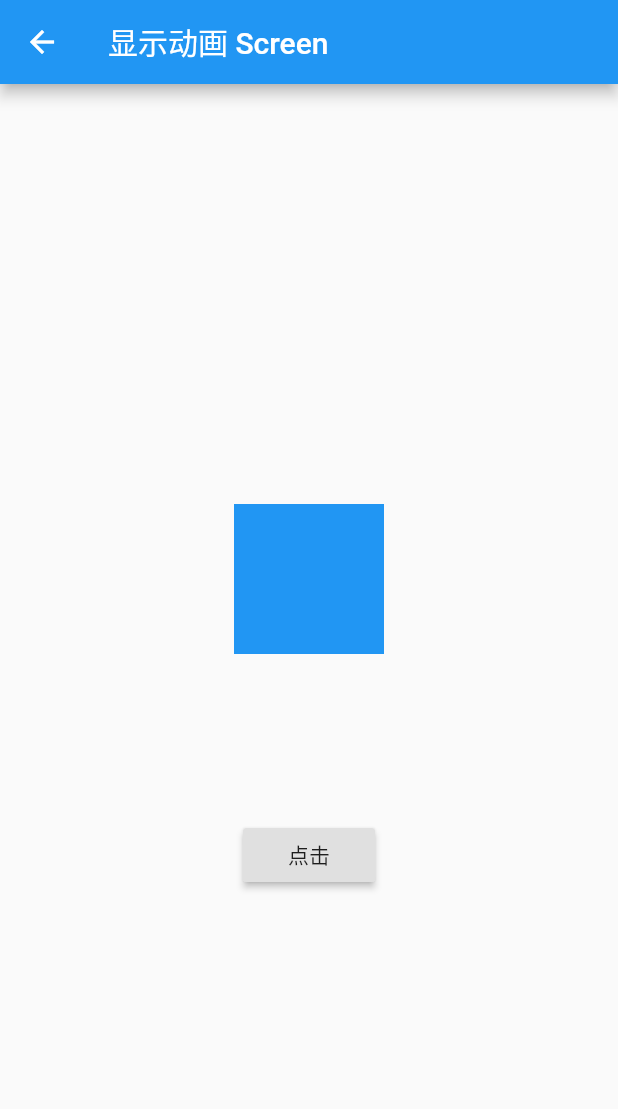
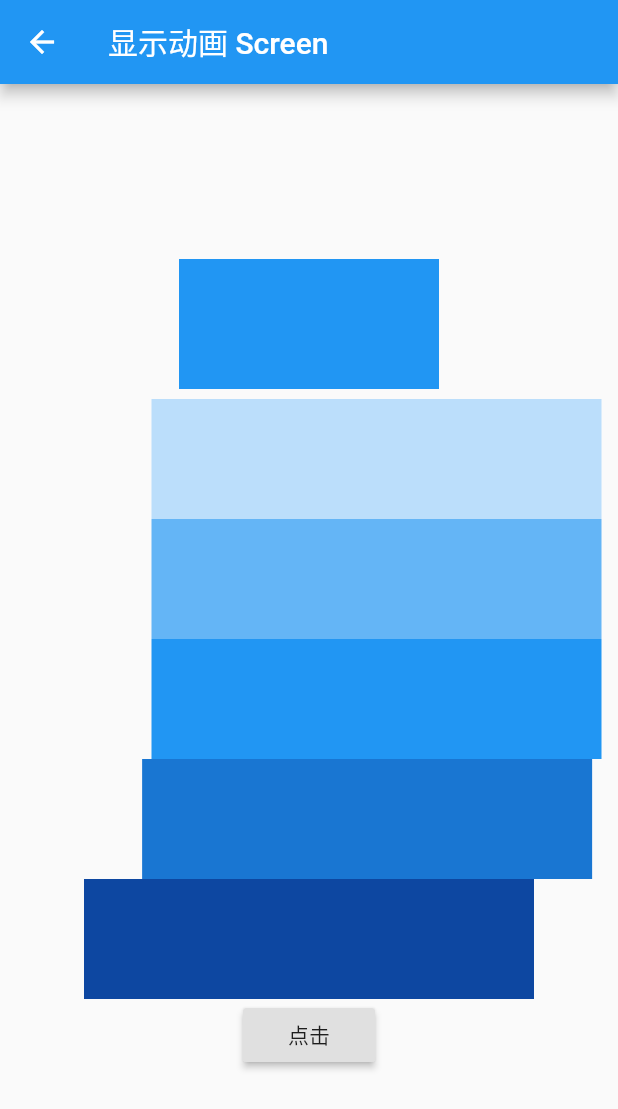
Before and after one commit to wds1204/flutter_app, a Flutter app: the TranstionPage screen opened by its route, on a phone screen of 412 x 824 dp. Shown: the top 1109 px of the screen. Run offline on Flutter 3.47's test engine with Material 2 defaults, Android fonts, the phone set to English and light mode, and no system bars; network calls fail.

Commit message:
SlideTransition交叉动画，管理区间和曲线

```diff
--- a/lib/TranstionPage.dart
+++ b/lib/TranstionPage.dart
@@ -9,29 +9,31 @@ class TranstionPage extends StatefulWidget {
   }
 }
 
-class _TranstionPageState extends State<TranstionPage> with SingleTickerProviderStateMixin {
+class _TranstionPageState extends State<TranstionPage>
+    with SingleTickerProviderStateMixin {
   AnimationController _controller;
-  bool open=false;
+  bool open = false;
+
   @override
   void initState() {
     // TODO: implement initState
     super.initState();
-    _controller=AnimationController(
-      duration: Duration(seconds: 1),
+    _controller = AnimationController(
+      duration: Duration(milliseconds: 1500),
 //      lowerBound: 0.5,
 //      upperBound:1.0,
-      vsync:this,
-    );
+      vsync: this,
+    )..repeat(reverse:true);
     _controller.addListener(() {
       print("${_controller.value}");
     });
   }
+
   @override
   void dispose() {
     _controller.reset();
     _controller.dispose();
     super.dispose();
-
   }
 
   @override
@@ -48,15 +50,20 @@ class _TranstionPageState extends State<TranstionPage> with SingleTickerProvider
           mainAxisAlignment: MainAxisAlignment.center,
           children: <Widget>[
             ScaleTransition(
-          scale: _controller.drive(Tween(begin:0.5,end:1.0)),
+              scale: _controller.drive(Tween(begin: 0.5, end: 1.0)),
 //          turns: _controller.drive(Tween(begin: 0.5,end: 2.0)),//_controller,
-          child:  Container(
+              child: Container(
                 width: 200,
-            height: 200,
+                height: 100,
                 color: Colors.blue,
               ),
             ),
-        Padding(padding: EdgeInsets.all(30),),
+
+            SlideContain(_controller, Colors.blue[100], Interval(0,0.2)),
+            SlideContain(_controller, Colors.blue[300], Interval(0.2,0.4)),
+            SlideContain(_controller, Colors.blue[500], Interval(0.4,0.6)),
+            SlideContain(_controller, Colors.blue[700], Interval(0.6,0.8)),
+            SlideContain(_controller, Colors.blue[900], Interval(0.8,1.0)),
             RaisedButton(
               child: Text('点击'),
               onPressed: () {
@@ -71,3 +78,21 @@ class _TranstionPageState extends State<TranstionPage> with SingleTickerProvider
         ));
   }
 }
+
+class SlideContain extends StatelessWidget {
+  final AnimationController controller;
+  final Color color;
+  final Interval interval;
+
+  SlideContain(this.controller, this.color, this.interval);
+
+  @override
+  Widget build(BuildContext context) {
+    return  SlideTransition(
+        position: Tween(begin: Offset.zero,end:Offset(0.15,0) ).
+            chain(CurveTween(curve:Curves.bounceOut)).
+        chain(CurveTween(curve: interval)).animate(controller),
+        child: Container(width: 300, height: 80, color: color)
+    );
+  }
+}
```
Lines whose indentation alone changed are shown as unchanged.
